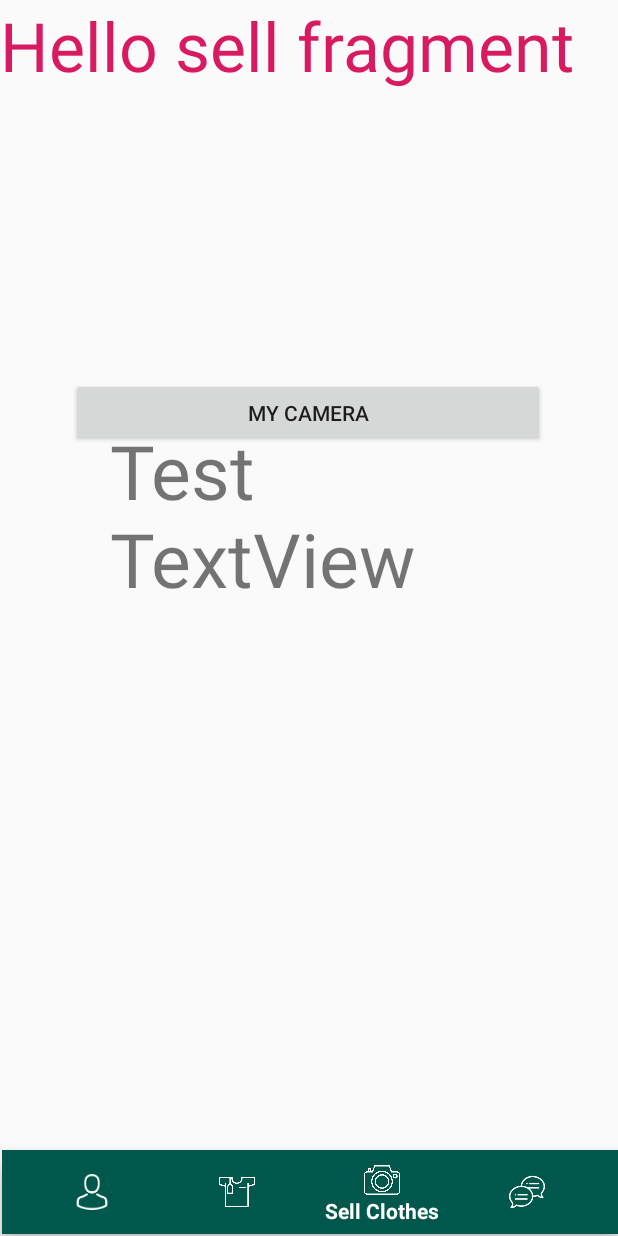
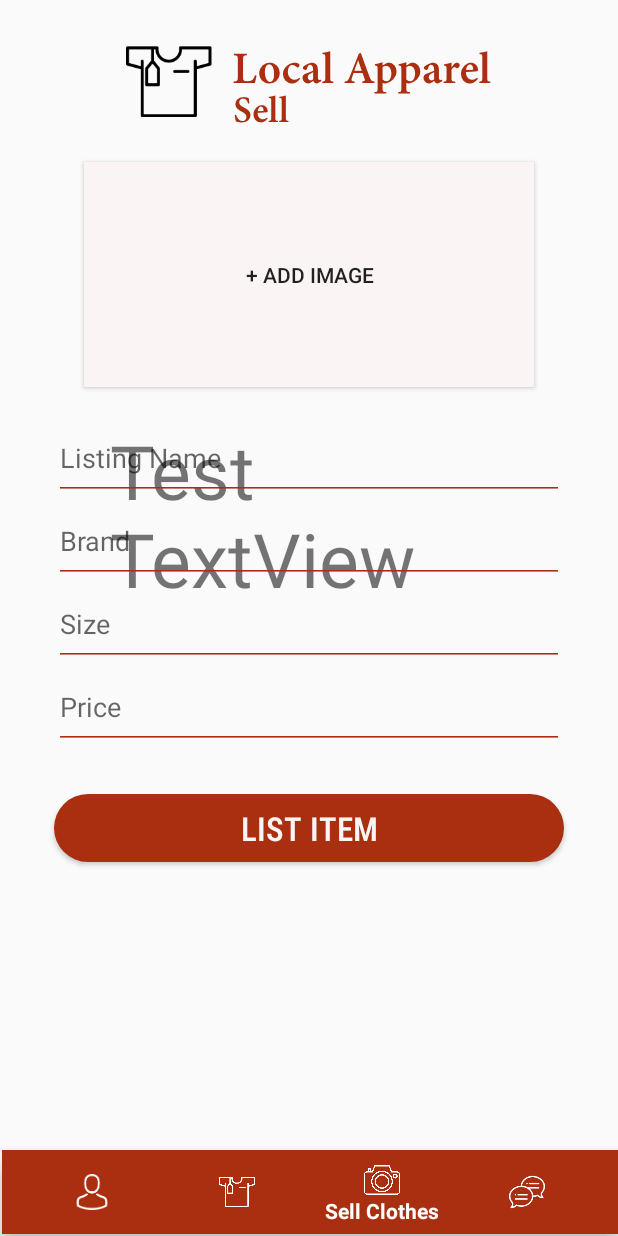
Before and after one commit to KofiAAnnor/LocalApparelApp, an Android app: the DashboardActivity screen opened directly, with no data from a screen before it, item 3 of the bottom bar chosen, on a phone screen of 412 x 824 dp. Run offline under Robolectric (Android 15) with nearby library versions, the light colour scheme and no system bars.

Commit message:
Made the camera fragment

```diff
--- a/MyApplication3/app/src/main/res/layout/fragment_camera.xml
+++ b/MyApplication3/app/src/main/res/layout/fragment_camera.xml
@@ -1,33 +1,76 @@
 <?xml version="1.0" encoding="utf-8"?>
-<androidx.constraintlayout.widget.ConstraintLayout
-    xmlns:android="http://schemas.android.com/apk/res/android"
+<LinearLayout xmlns:android="http://schemas.android.com/apk/res/android"
     xmlns:app="http://schemas.android.com/apk/res-auto"
     xmlns:tools="http://schemas.android.com/tools"
     android:layout_width="match_parent"
-    android:layout_height="match_parent"
+    android:layout_height="625dp"
+    android:gravity="center"
+    android:orientation="vertical"
     tools:context=".CameraFragment">
 
-    <!-- TODO: Update blank fragment layout -->
-    <TextView
-        android:id="@+id/textView2"
+    <ImageView
+        android:id="@+id/logo_sell"
         android:layout_width="match_parent"
-        android:layout_height="match_parent"
-        android:text="@string/hello_sell_fragment"
-        android:textColor="@color/colorAccent"
-        android:textSize="45sp" />
+        android:layout_height="wrap_content"
+        app:srcCompat="@drawable/ic_logo_sell"
+
+        android:layout_marginTop="15dp"/>
+
+    <Button
+        android:id="@+id/icon_addimage"
+        android:layout_width="300dp"
+        android:layout_height="150dp"
+        android:layout_marginTop="20dp"
+        android:background="@color/colorPrimary"
+        android:text="+ Add image" />
+
+
+    <EditText
+        android:id="@+id/listing_name"
+        android:layout_width="340dp"
+        android:layout_height="55dp"
+        android:layout_marginTop="20dp"
+        android:backgroundTint="@color/colorButtonRed"
+        android:ems="15"
+
+        android:hint="Listing Name" />
+
+    <EditText
+        android:id="@+id/listing_brand"
+        android:layout_width="340dp"
+        android:layout_height="55dp"
+        android:backgroundTint="@color/colorButtonRed"
+        android:ems="15"
+        android:hint="Brand" />
+
+    <EditText
+        android:id="@+id/listing_size"
+        android:layout_width="340dp"
+        android:layout_height="55dp"
+        android:backgroundTint="@color/colorButtonRed"
+        android:ems="15"
+        android:hint="Size" />
+
+
+    <EditText
+        android:id="@+id/listing_price"
+        android:layout_width="340dp"
+        android:layout_height="55dp"
+        android:backgroundTint="@color/colorButtonRed"
+        android:ems="15"
+        android:hint="Price" />
 
     <Button
         android:id="@+id/cameraBtn"
-        android:layout_width="316dp"
-        android:layout_height="46dp"
-        android:layout_marginTop="252dp"
-        android:layout_marginBottom="47dp"
-        android:text="My Camera"
-        app:layout_constraintBottom_toBottomOf="parent"
-        app:layout_constraintEnd_toEndOf="parent"
-        app:layout_constraintHorizontal_bias="0.494"
-        app:layout_constraintStart_toStartOf="parent"
-        app:layout_constraintTop_toTopOf="parent"
-        app:layout_constraintVertical_bias="0.0" />
+        android:layout_width="340dp"
+        android:layout_height="45dp"
+        android:layout_marginTop="30dp"
+        android:layout_marginBottom="40dp"
+        android:background="@drawable/custom_butn"
 
-</androidx.constraintlayout.widget.ConstraintLayout>
+        android:fontFamily="sans-serif-condensed-medium"
+        android:text="@string/list_item"
+        android:textAppearance="@style/TextAppearance.AppCompat.Large"
+        android:textColor="@color/colorAppBackground" />
+
+</LinearLayout>
--- a/MyApplication3/app/src/main/res/values/colors.xml
+++ b/MyApplication3/app/src/main/res/values/colors.xml
@@ -1,8 +1,8 @@
 <?xml version="1.0" encoding="utf-8"?>
 <resources>
-    <color name="colorPrimary">#008577</color>
-    <color name="colorPrimaryDark">#00574B</color>
-    <color name="colorAccent">#D81B60</color>
+    <color name="colorPrimary">#FAF5F4</color>
+    <color name="colorPrimaryDark">#AA2E10</color>
+    <color name="colorAccent">#AA2E10</color>
     <color name="colorAppBackground">#FAF5F4</color>
     <color name="colorButtonRed">#AA2E10</color>
 </resources>
--- a/MyApplication3/app/src/main/res/values/strings.xml
+++ b/MyApplication3/app/src/main/res/values/strings.xml
@@ -21,6 +21,7 @@
 
     <string name="log_in">LOG IN</string>
     <string name="sign_up">SIGN UP</string>
+    <string name="list_item">LIST ITEM</string>
 
     <!-- TODO: Remove or change this placeholder text -->
     <string name="hello_user_fragment">Hello user fragment</string>
```
Also changed, not shown: MyApplication3/app/src/main/res/drawable-hdpi/ic_logo_sell.png (added), MyApplication3/app/src/main/res/drawable-ldpi/ic_logo_sell.png (added), MyApplication3/app/src/main/res/drawable-mdpi/ic_logo_sell.png (added), MyApplication3/app/src/main/res/drawable-xhdpi/ic_logo_sell.png (added), MyApplication3/app/src/main/res/drawable-xxhdpi/ic_logo_sell.png (added), MyApplication3/app/src/main/res/drawable-xxxhdpi/ic_logo_sell.png (added).
